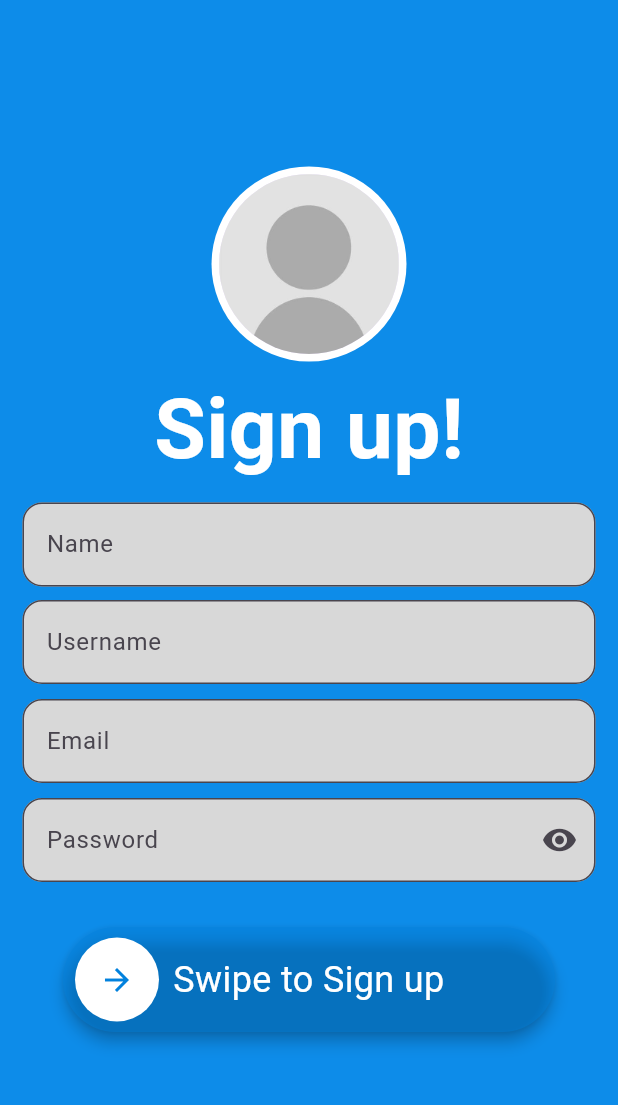
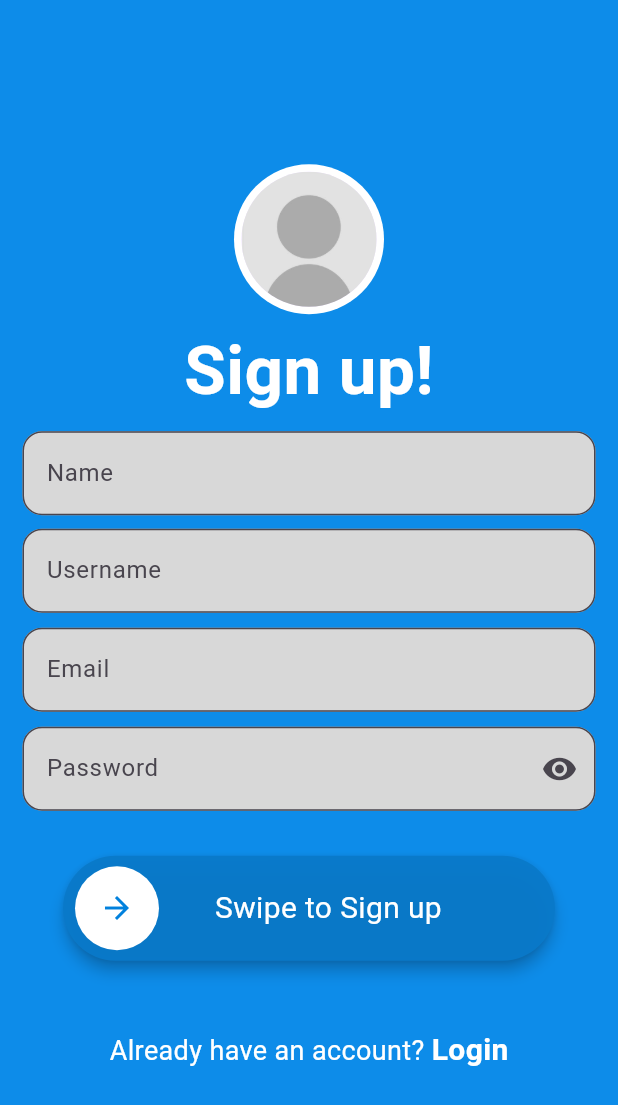
Before and after one commit to bilal-ahmed07/Chat-App, a Flutter app: the screen it shows after launch, on a phone screen of 412 x 824 dp. Shown: the top 1105 px of the screen. Run offline on Flutter 3.47's test engine with Material 3 defaults, Android fonts, the phone set to English and light mode, and no system bars; drawn by our look-alikes of slide_to_act; our stand-ins replace cloud_firestore, firebase_auth, firebase_core, image_picker; accounts and stored records are empty.

Commit message:
Signup page updated

```diff
--- a/lib/pages/Auth/signup_page.dart
+++ b/lib/pages/Auth/signup_page.dart
@@ -3,9 +3,11 @@ import 'dart:io';
 import 'package:chatapp/pages/Auth/login_page.dart';
 import 'package:chatapp/pages/Auth/signup_auth_logic.dart';
 import 'package:flutter/material.dart';
+import 'package:flutter/rendering.dart';
 import 'package:http/http.dart' as http;
 import 'package:image_picker/image_picker.dart';
 import 'package:slide_to_act/slide_to_act.dart';
+import 'package:flutter/gestures.dart';
 
 class SignUpPage extends StatefulWidget {
   const SignUpPage({super.key});
@@ -61,12 +63,15 @@ class _SignUpPageState extends State<SignUpPage> {
     });
   }
 
-
   @override
   Widget build(BuildContext context) {
-    return Scaffold(
+    return SafeArea(
+      child: Scaffold(
         backgroundColor: Color.fromRGBO(13, 140, 233, 1),
-      body: Column(
+        body: Center(
+          child: SingleChildScrollView(
+            scrollDirection: Axis.vertical,
+            child: Column(
               mainAxisAlignment: MainAxisAlignment.center,
               children: [
                 GestureDetector(
@@ -81,7 +86,7 @@ class _SignUpPageState extends State<SignUpPage> {
                       shape: BoxShape.circle,
                     ),
                     child: CircleAvatar(
-                radius: 60,
+                      radius: 45,
                       backgroundImage: _selectedImage != null
                           ? FileImage(_selectedImage!)
                           : AssetImage('assets/noProfile.jpg') as ImageProvider,
@@ -96,7 +101,7 @@ class _SignUpPageState extends State<SignUpPage> {
                     style: TextStyle(
                       color: Colors.white,
                       fontWeight: FontWeight.bold,
-                fontSize: 56,
+                      fontSize: 45,
                     ),
                   ),
                 ),
@@ -186,16 +191,23 @@ class _SignUpPageState extends State<SignUpPage> {
                     borderRadius: 50,
                     submittedIcon: Icon(Icons.check, color: Colors.green),
                     innerColor: Colors.white,
-              outerColor: Color.fromRGBO(1, 129, 221, 0.397),
+                    outerColor: Color.fromRGBO(9, 121, 201, 0.952),
                     sliderButtonIcon: Icon(
                       Icons.arrow_forward,
                       color: Color.fromRGBO(1, 129, 221, 1),
                     ),
-              text: 'Swipe to Sign up',
+                    text: '     Swipe to Sign up',
+                    textStyle: TextStyle(fontSize: 20, color: Colors.white),
 
-              //SignUp Logic
                     onSubmit: () async {
-                //await Future.delayed(Duration(milliseconds: 100));
+                      if (_selectedImage == null) {
+                        ScaffoldMessenger.of(context).showSnackBar(
+                          const SnackBar(
+                            content: Text('Please select a profile picture'),
+                          ),
+                        );
+                        return;
+                      }
 
                       final dpUrl = await _uploadToCloudinary(_selectedImage!);
 
@@ -208,6 +220,7 @@ class _SignUpPageState extends State<SignUpPage> {
                       );
 
                       if (error != null) {
+                        print(error);
                         ScaffoldMessenger.of(
                           context,
                         ).showSnackBar(SnackBar(content: Text(error)));
@@ -220,7 +233,43 @@ class _SignUpPageState extends State<SignUpPage> {
                     },
                   ),
                 ),
+
+                const SizedBox(height: 20),
+
+                Text.rich(
+                  TextSpan(
+                    text: "Already have an account? ",
+                    style: const TextStyle(color: Colors.white, fontSize: 18),
+                    children: [
+                      TextSpan(
+                        text: "Login",
+                        style: const TextStyle(
+                          color: Colors.white,
+                          fontWeight: FontWeight.bold,
+                          fontSize: 20,
+                        ),
+                        recognizer: TapGestureRecognizer()
+                          ..onTap = () {
+                            nameController.clear();
+                            emailController.clear();
+                            passwordController.clear();
+                            usernameController.clear();
+
+                            Navigator.pushReplacement(
+                              context,
+                              MaterialPageRoute(
+                                builder: (context) => const LoginPage(),
+                              ),
+                            );
+                          },
+                      ),
                     ],
+                  ),
+                ),
+              ],
+            ),
+          ),
+        ),
       ),
     );
   }
```
Lines whose indentation alone changed are shown as unchanged.
